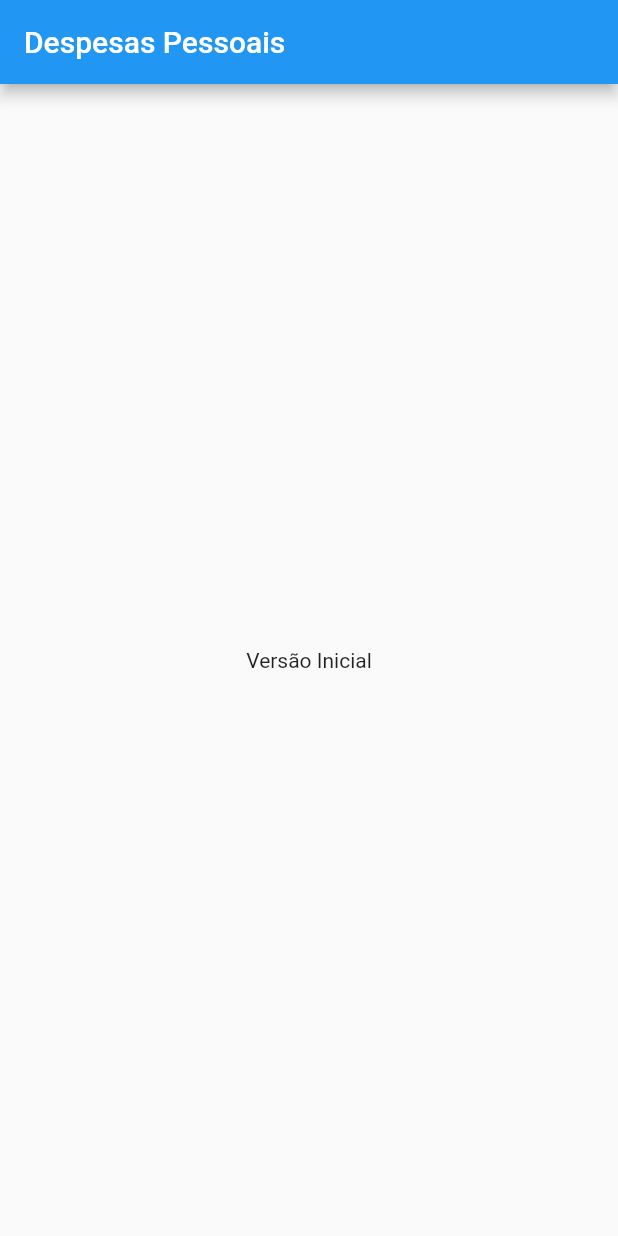
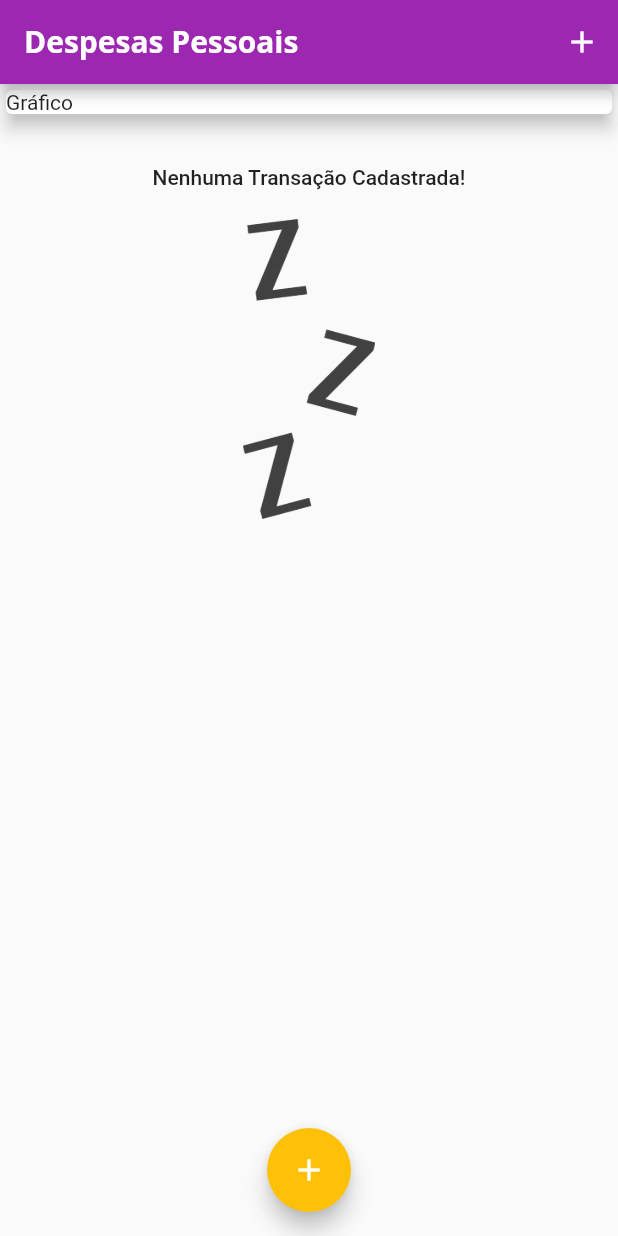
Before and after one commit to karolalencar/flutter-expenses-app, a Flutter app: the screen it shows after launch, on a phone screen of 412 x 824 dp. Run offline on Flutter 3.47's test engine with Material 2 defaults, Android fonts, the phone set to English and light mode, and no system bars.

Commit message:
Fonts, image, theme, transaction model, appBar and transactions list created

```diff
--- /dev/null
+++ b/lib/components/transaction_list.dart
@@ -0,0 +1,90 @@
+import 'package:flutter/material.dart';
+import 'package:expenses/models/transaction.dart';
+import 'package:intl/intl.dart';
+
+class TransactionList extends StatelessWidget {
+  final List<Transaction> transactions;
+
+  const TransactionList(this.transactions, {super.key});
+
+  @override
+  Widget build(BuildContext context) {
+    return Container(
+      height: 300,
+      child: transactions.isEmpty
+          ? Column(
+              children: [
+                SizedBox(
+                  height: 30,
+                ),
+                Text(
+                  'Nenhuma Transação Cadastrada!',
+                  style: Theme.of(context).textTheme.labelLarge,
+                ),
+                const SizedBox(
+                  height: 20,
+                ),
+                Container(
+                  height: 200,
+                  child: Image.asset(
+                    'assets/images/waiting.png',
+                    fit: BoxFit.cover,
+                  ),
+                )
+              ],
+            )
+          : ListView.builder(
+              itemCount: transactions.length,
+              itemBuilder: (ctx, index) {
+                final tr = transactions[index];
+                return Card(
+                  child: Row(
+                    children: [
+                      Container(
+                        margin: const EdgeInsets.symmetric(
+                          horizontal: 16,
+                          vertical: 10,
+                        ),
+                        decoration: BoxDecoration(
+                          border: Border.all(
+                            color: Theme.of(context).colorScheme.primary,
+                            width: 2,
+                          ),
+                        ),
+                        padding: const EdgeInsets.all(10),
+                        child: Text(
+                          'R\$ ${tr.value.toStringAsFixed(2)}',
+                          style: TextStyle(
+                            fontWeight: FontWeight.bold,
+                            fontSize: 20,
+                            color: Theme.of(context).colorScheme.primary,
+                          ),
+                        ),
+                      ),
+                      Column(
+                        crossAxisAlignment: CrossAxisAlignment.start,
+                        children: [
+                          Text(
+                            tr.title,
+                            style: Theme.of(context).textTheme.labelLarge,
+                            //style: const TextStyle(
+                            //fontWeight: FontWeight.bold,
+                            //fontSize: 16,
+                            //),
+                          ),
+                          Text(
+                            DateFormat('d MMM y').format(tr.date),
+                            style: const TextStyle(
+                              color: Color.fromARGB(255, 137, 134, 134),
+                            ),
+                          ),
+                        ],
+                      ),
+                    ],
+                  ),
+                );
+              },
+            ),
+    );
+  }
+}
--- a/lib/main.dart
+++ b/lib/main.dart
@@ -1,4 +1,8 @@
+import 'package:expenses/components/transaction_form.dart';
 import 'package:flutter/material.dart';
+import 'dart:math';
+import 'package:expenses/models/transaction.dart';
+import 'package:expenses/components/transaction_list.dart';
 
 main() => runApp(const ExpensesApp());
 
@@ -7,24 +11,133 @@ class ExpensesApp extends StatelessWidget {
 
   @override
   Widget build(BuildContext context) {
-    return const MaterialApp(
-      home: MyHomePage(),
+    final ThemeData theme = ThemeData();
+
+    return MaterialApp(
+      home: const MyHomePage(),
+      theme: theme.copyWith(
+        colorScheme: theme.colorScheme.copyWith(
+          primary: Colors.purple,
+          secondary: Colors.amber,
+        ),
+        textTheme: theme.textTheme.copyWith(
+          titleLarge: const TextStyle(
+            fontFamily: 'OpenSans',
+            fontSize: 18,
+            fontWeight: FontWeight.bold,
+            color: Colors.black,
+          ),
+        ),
+        appBarTheme: const AppBarTheme(
+          titleTextStyle: TextStyle(
+            fontFamily: 'OpenSans',
+            fontSize: 20,
+            fontWeight: FontWeight.bold,
+          ),
+        ),
+      ),
     );
   }
 }
 
-class MyHomePage extends StatelessWidget {
+class MyHomePage extends StatefulWidget {
   const MyHomePage({super.key});
+
+  @override
+  State<MyHomePage> createState() => _MyHomePageState();
+}
+
+class _MyHomePageState extends State<MyHomePage> {
+  final List<Transaction> _transactions = [
+    // Transaction(
+    //   id: 't1',
+    //   title: 'Novo Tênis de Corrida',
+    //   value: 310.76,
+    //   date: DateTime.now(),
+    // ),
+    // Transaction(
+    //   id: 't2',
+    //   title: 'Conta #01',
+    //   value: 211.30,
+    //   date: DateTime.now(),
+    // ),
+    // Transaction(
+    //   id: 't3',
+    //   title: 'Conta #02',
+    //   value: 211.30,
+    //   date: DateTime.now(),
+    // ),
+    // Transaction(
+    //   id: 't4',
+    //   title: 'Conta #03',
+    //   value: 211.30,
+    //   date: DateTime.now(),
+    // ),
+    // Transaction(
+    //   id: 't5',
+    //   title: 'Conta #04',
+    //   value: 211.30,
+    //   date: DateTime.now(),
+    // ),
+  ];
+
+  _addTransaction(String title, double value) {
+    final newTransaction = Transaction(
+      id: Random().nextDouble().toString(),
+      title: title,
+      value: value,
+      date: DateTime.now(),
+    );
+
+    setState(() {
+      _transactions.add(newTransaction);
+    });
+
+    Navigator.of(context).pop();
+  }
+
+  _openTransactionFormModal(BuildContext context) {
+    showModalBottomSheet(
+      context: context,
+      builder: (_) {
+        return TransactionForm(_addTransaction);
+      },
+    );
+  }
 
   @override
   Widget build(BuildContext context) {
     return Scaffold(
       appBar: AppBar(
-        title: const Text('Despesas Pessoais'),
+        title: const Text(
+          'Despesas Pessoais',
+        ),
+        actions: [
+          IconButton(
+            onPressed: () => _openTransactionFormModal(context),
+            icon: const Icon(Icons.add),
+          )
+        ],
       ),
-      body: const Center(
-        child: Text('Versão Inicial'),
+      body: SingleChildScrollView(
+        child: Column(
+          children: [
+            Container(
+              width: double.infinity,
+              child: const Card(
+                child: Text('Gráfico'),
+                elevation: 5,
+              ),
+            ),
+            TransactionList(_transactions),
+          ],
+        ),
       ),
+      floatingActionButton: FloatingActionButton(
+        onPressed: () => _openTransactionFormModal(context),
+        child: const Icon(Icons.add),
+      ),
+      floatingActionButtonLocation: FloatingActionButtonLocation.centerFloat,
     );
   }
 }
--- /dev/null
+++ b/lib/models/transaction.dart
@@ -0,0 +1,12 @@
+class Transaction {
+  final String id;
+  final String title;
+  final double value;
+  final DateTime date;
+
+  Transaction(
+      {required this.id,
+      required this.title,
+      required this.value,
+      required this.date});
+}
```
Also changed, not shown: lib/components/transaction_form.dart (added, +73 -0 lines), pubspec.yaml (+17 -14 lines), assets/fonts/OpenSans-Bold.ttf (added), assets/fonts/OpenSans-Regular.ttf (added), assets/fonts/Quicksand-Bold.ttf (added), assets/fonts/Quicksand-Light.ttf (added), assets/fonts/Quicksand-Medium.ttf (added), assets/fonts/Quicksand-Regular.ttf (added), assets/images/waiting.png (added), pubspec.lock.
